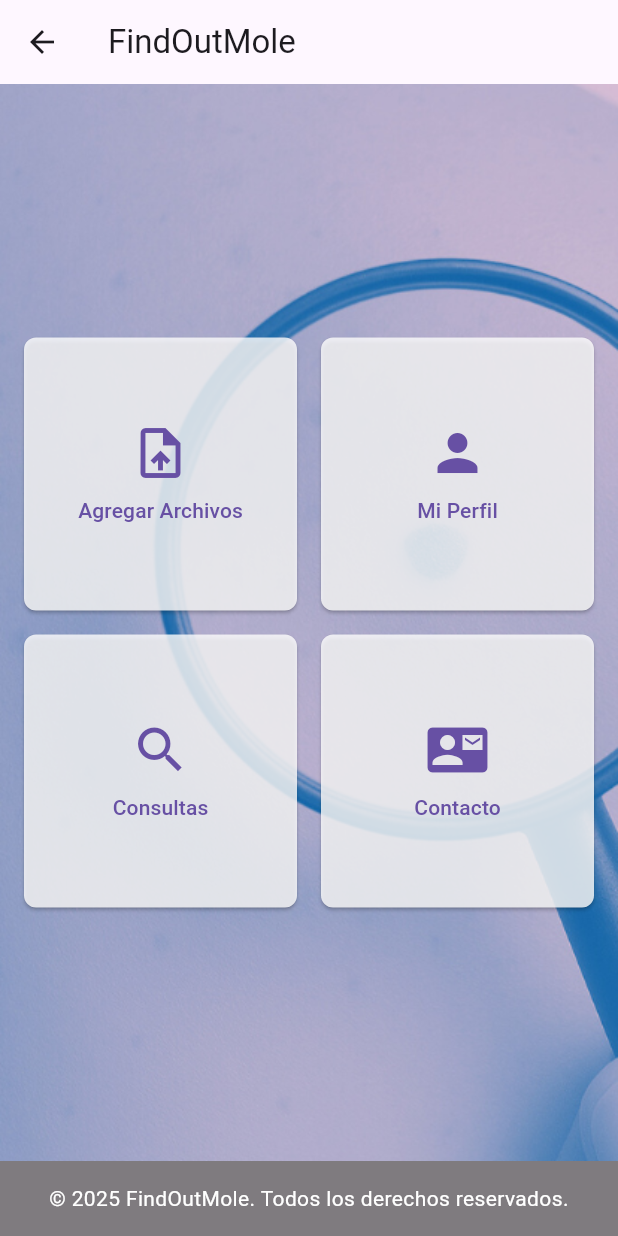
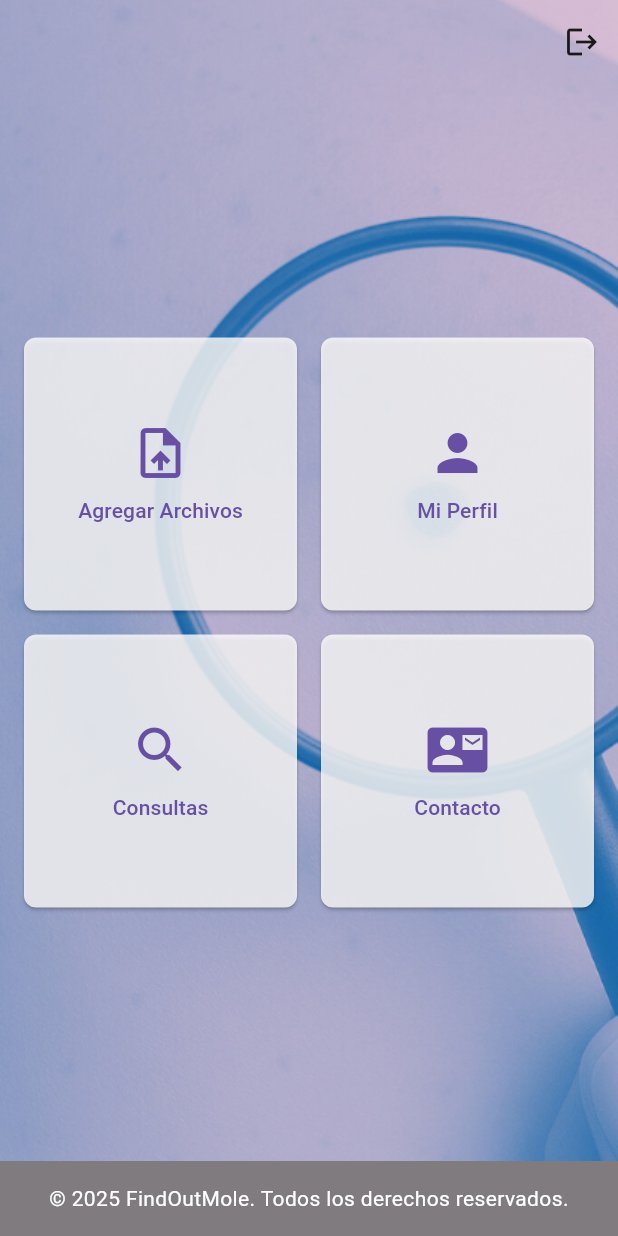
Before and after one commit to Sergi-10/findoutmole_copia, a Flutter app: the HomePage screen opened directly, on a phone screen of 412 x 824 dp. Run offline on Flutter 3.47's test engine with Material 3 defaults, Android fonts, the phone set to English and light mode, and no system bars; our stand-ins replace firebase_auth, firebase_core, google_fonts, image_picker, permission_handler; missing offline and left inert: image_editor; accounts and stored records are empty.

Commit message:
se modifica boton acceder y pagina home

```diff
--- a/lib/screen/login_screen/boton_acceder.dart
+++ b/lib/screen/login_screen/boton_acceder.dart
@@ -41,7 +41,7 @@ class BotonAcceder extends StatelessWidget {
       password: password,
     );
 
-    Navigator.push(
+    Navigator.pushReplacement(
       context,
       MaterialPageRoute(builder: (context) => HomePage()),
     );
--- a/lib/screen/menu_screen/Home.dart
+++ b/lib/screen/menu_screen/Home.dart
@@ -3,7 +3,7 @@ import 'package:findoutmole/screen/menu_screen/Perfil.dart'; // Pantalla de perf
 import 'package:findoutmole/screen/FootBar.dart';
 import 'package:findoutmole/screen/menu_screen/Archivos.dart'; // Pantalla de menu
 import 'package:findoutmole/screen/menu_screen/Contacto.dart'; // Pantalla de contacto
-
+import 'package:findoutmole/screen/login_screen/login_screen.dart'; // Pantalla de login
  // Pantalla de archivos
 
 class HomePage extends StatelessWidget {
@@ -12,15 +12,31 @@ class HomePage extends StatelessWidget {
   @override
   Widget build(BuildContext context) {
     return Scaffold(
-      appBar: AppBar(title: Text('FindOutMole')),
+      extendBodyBehindAppBar: true,
+      appBar: AppBar(
+        backgroundColor: Colors.transparent,
+        elevation: 0,
+        actions: [
+          IconButton(
+            icon: Icon(Icons.logout),
+            color: IconTheme.of(context).color,
+            onPressed: () {
+              Navigator.pushAndRemoveUntil( // Se cierra sesion borrando las rutas anteriores
+                context,
+                MaterialPageRoute(builder: (context) => LoginPage()),
+                (Route<dynamic> route) => false,
+              );
+            },
+          ),
+        ],
+      ),
       body: Stack(
         children: [
           // Imagen de fondo
           Positioned.fill(
             child: Image.asset(
               'assets/images/2.png', // Ruta de la imagen
-              fit:
-                  BoxFit.cover, // Ajusta la imagen para cubrir toda la pantalla
+              fit: BoxFit.cover, // Ajusta la imagen para cubrir toda la pantalla
             ),
           ),
           // Contenido principal
@@ -30,8 +46,7 @@ class HomePage extends StatelessWidget {
               Padding(
                 padding: const EdgeInsets.all(16.0),
                 child: GridView.count(
-                  shrinkWrap:
-                      true, // Hace que el GridView ocupe solo el espacio necesario
+                  shrinkWrap: true, // Hace que el GridView ocupe solo el espacio necesario
                   crossAxisCount: 2, // Dos columnas
                   crossAxisSpacing: 16, // Espaciado horizontal
                   mainAxisSpacing: 16, // Espaciado vertical
@@ -39,9 +54,7 @@ class HomePage extends StatelessWidget {
                     // Botón 1: Agregar Archivos
                     ElevatedButton(
                       style: ElevatedButton.styleFrom(
-                        backgroundColor: Colors.white.withOpacity(
-                          0.8,
-                        ), // Fondo con transparencia
+                        backgroundColor: Colors.white.withOpacity(0.8),
                         padding: const EdgeInsets.all(16.0),
                         shape: RoundedRectangleBorder(
                           borderRadius: BorderRadius.circular(8.0),
@@ -51,7 +64,7 @@ class HomePage extends StatelessWidget {
                         Navigator.push(
                           context,
                           MaterialPageRoute(
-                            builder: (context) => ArchivosScreen(), // Navega a ArchivosScreen
+                            builder: (context) => ArchivosScreen(),
                           ),
                         );
                       },
@@ -67,9 +80,7 @@ class HomePage extends StatelessWidget {
                     // Botón 2: Mi Perfil
                     ElevatedButton(
                       style: ElevatedButton.styleFrom(
-                        backgroundColor: Colors.white.withOpacity(
-                          0.8,
-                        ), // Fondo con transparencia
+                        backgroundColor: Colors.white.withOpacity(0.8),
                         padding: const EdgeInsets.all(16.0),
                         shape: RoundedRectangleBorder(
                           borderRadius: BorderRadius.circular(8.0),
@@ -79,21 +90,14 @@ class HomePage extends StatelessWidget {
                         Navigator.push(
                           context,
                           MaterialPageRoute(
-                            builder:
-                                (context) => PerfilPage(
-                                  nombre:
-                                      'Nombre no definido', // Valor predeterminado
-                                  apellidos:
-                                      'Apellidos no definidos', // Valor predeterminado
-                                  email:
-                                      'Correo no definido', // Valor predeterminado
-                                  edad:
-                                      'Edad no definida', // Valor predeterminado
-                                  peso:
-                                      'Peso no definido', // Valor predeterminado
-                                  telefono:
-                                      'Teléfono no definido', // Valor predeterminado
-                                ),
+                            builder: (context) => PerfilPage(
+                              nombre: 'Nombre no definido',
+                              apellidos: 'Apellidos no definidos',
+                              email: 'Correo no definido',
+                              edad: 'Edad no definida',
+                              peso: 'Peso no definido',
+                              telefono: 'Teléfono no definido',
+                            ),
                           ),
                         );
                       },
@@ -109,9 +113,7 @@ class HomePage extends StatelessWidget {
                     // Botón 3: Consultas
                     ElevatedButton(
                       style: ElevatedButton.styleFrom(
-                        backgroundColor: Colors.white.withOpacity(
-                          0.8,
-                        ), // Fondo con transparencia
+                        backgroundColor: Colors.white.withOpacity(0.8),
                         padding: const EdgeInsets.all(16.0),
                         shape: RoundedRectangleBorder(
                           borderRadius: BorderRadius.circular(8.0),
@@ -132,9 +134,7 @@ class HomePage extends StatelessWidget {
                     // Botón 4: Contacto
                     ElevatedButton(
                       style: ElevatedButton.styleFrom(
-                        backgroundColor: Colors.white.withOpacity(
-                          0.8,
-                        ), // Fondo con transparencia
+                        backgroundColor: Colors.white.withOpacity(0.8),
                         padding: const EdgeInsets.all(16.0),
                         shape: RoundedRectangleBorder(
                           borderRadius: BorderRadius.circular(8.0),
@@ -144,9 +144,7 @@ class HomePage extends StatelessWidget {
                         Navigator.push(
                           context,
                           MaterialPageRoute(
-                            builder:
-                                (context) =>
-                                    ContactoScreen(), // Asegúrate que así se llama tu clase
+                            builder: (context) => ContactoScreen(),
                           ),
                         );
                       },
```
